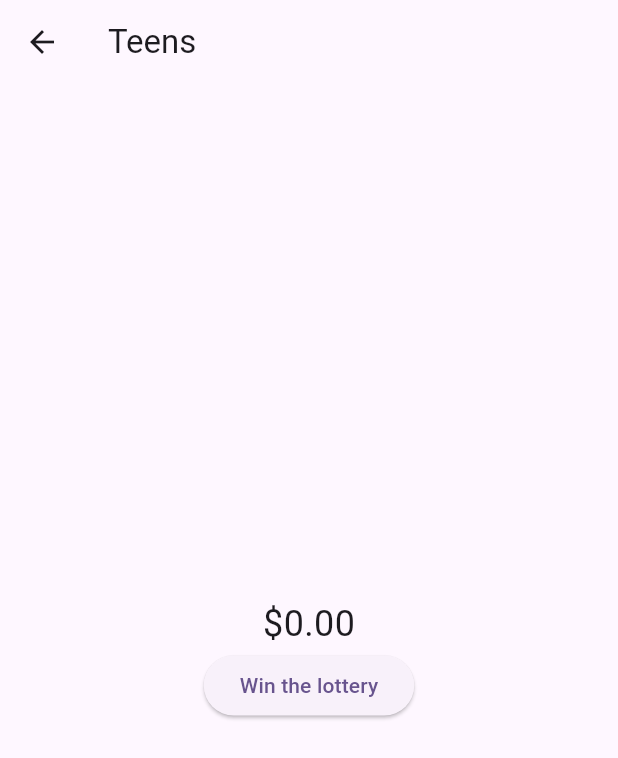
After one commit to Payphone7/flutter_animations, a Flutter app: the TweenDemo screen opened by its route, on a phone screen of 412 x 824 dp. The commit adds this screen. Shown: the top 758 px of the screen. Run offline on Flutter 3.47's test engine with Material 2 defaults, Android fonts, the phone set to English and light mode, and no system bars; our stand-ins replace go_router.

Commit message:
add :tweens.dart(展示从一个数值到另一个数值变化)

```diff
--- /dev/null
+++ b/lib/basic/tweens.dart
@@ -0,0 +1,73 @@
+import 'package:flutter/cupertino.dart';
+import 'package:flutter/material.dart';
+
+class TweenDemo extends StatefulWidget {
+  static const String routeName = 'basics/tweens';
+
+  const TweenDemo({super.key});
+
+  @override
+  State<StatefulWidget> createState() {
+    return _TweenDemoState();
+  }
+}
+
+class _TweenDemoState extends State<TweenDemo>
+    with SingleTickerProviderStateMixin {
+  static const Duration _duration = Duration(seconds: 4);
+  static const double accountBalance = 1000000;
+  late final AnimationController controller;
+  late final Animation<double> animation;
+
+  @override
+  void initState() {
+    // TODO: implement initState
+    super.initState();
+
+    controller = AnimationController(vsync: this, duration: _duration)
+      ..addListener(() {
+        setState(() {});
+      });
+    animation = Tween(begin: 0.0, end: accountBalance).animate(controller);
+  }
+
+  @override
+  Widget build(BuildContext context) {
+    return Scaffold(
+      appBar: AppBar(
+        title: const Text("Teens"),
+      ),
+      body: Center(
+        child: Column(
+          mainAxisSize: MainAxisSize.min,
+          children: [
+            ConstrainedBox(
+              constraints: const BoxConstraints(maxWidth: 200),
+              child: Text(
+                '\$${animation.value.toStringAsFixed(2)}',
+                style: const TextStyle(fontSize: 24),
+              ),
+            ),
+            ElevatedButton(
+                onPressed: () {
+                  switch(controller.status){
+                    case AnimationStatus.completed:
+                      controller.reverse();
+                    default:
+                      controller.forward();
+                  }
+                },
+                child: Text(
+                  switch (controller.status) {
+                    AnimationStatus.completed => 'Buy a Mansion',
+                    AnimationStatus.forward => 'Accruing...',
+                    AnimationStatus.reverse => 'Spending...',
+                    _ => 'Win the lottery',
+                  },
+                ),)
+          ],
+        ),
+      ),
+    );
+  }
+}
--- a/lib/const.dart
+++ b/lib/const.dart
@@ -1,5 +1,6 @@
 import 'package:flutter/animation.dart';
 import 'package:flutter_animations/basic/animation_controller.dart';
+import 'package:flutter_animations/basic/tweens.dart';
 import 'package:go_router/go_router.dart';
 
 import 'basic/animated_container.dart';
@@ -42,6 +43,11 @@ final basicDemos = [
     route: AnimationControllerDemo.routeName,
     builder: (context) => const AnimationControllerDemo(),
   ),
+  Demo(
+    name: 'Tweens',
+    route: TweenDemo.routeName,
+    builder: (context) => const TweenDemo(),
+  ),
 ];
 
 final miscDemos = [
```
